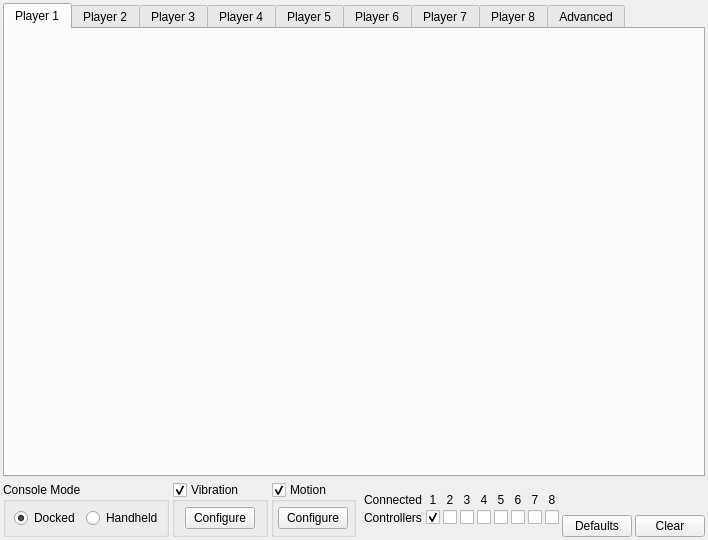
Old version of the form src/citron/configuration/configure_input.ui in the repository citron-neo/emulator.
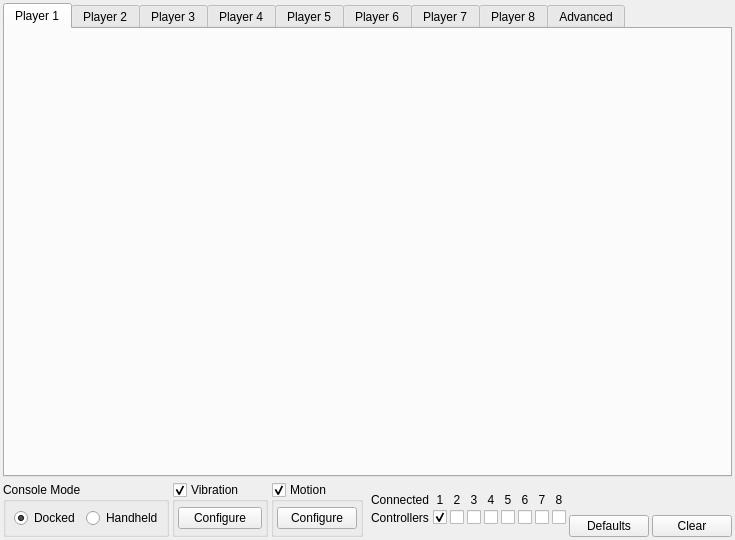
New version of the form.

Commit message: fix(ui): Remove UI logic for styling

```diff
--- a/src/citron/configuration/configure_input.ui
+++ b/src/citron/configuration/configure_input.ui
@@ -196,21 +196,6 @@
          </property>
          <item>
           <widget class="QPushButton" name="vibrationButton">
-           <property name="minimumSize">
-            <size>
-             <width>68</width>
-             <height>0</height>
-            </size>
-           </property>
-           <property name="maximumSize">
-            <size>
-             <width>68</width>
-             <height>16777215</height>
-            </size>
-           </property>
-           <property name="styleSheet">
-            <string notr="true">min-width: 68px;</string>
-           </property>
            <property name="text">
             <string>Configure</string>
            </property>
@@ -242,21 +227,6 @@
          </property>
          <item>
           <widget class="QPushButton" name="motionButton">
-           <property name="minimumSize">
-            <size>
-             <width>68</width>
-             <height>0</height>
-            </size>
-           </property>
-           <property name="maximumSize">
-            <size>
-             <width>68</width>
-             <height>16777215</height>
-            </size>
-           </property>
-           <property name="styleSheet">
-            <string notr="true">min-width: 68px;</string>
-           </property>
            <property name="text">
             <string>Configure</string>
            </property>
@@ -460,36 +430,6 @@
           <verstretch>0</verstretch>
          </sizepolicy>
         </property>
-        <property name="minimumSize">
-         <size>
-          <width>68</width>
-          <height>0</height>
-         </size>
-        </property>
-        <property name="maximumSize">
-         <size>
-          <width>68</width>
-          <height>16777215</height>
-         </size>
-        </property>
-        <property name="sizeIncrement">
-         <size>
-          <width>0</width>
-          <height>0</height>
-         </size>
-        </property>
-        <property name="baseSize">
-         <size>
-          <width>0</width>
-          <height>0</height>
-         </size>
-        </property>
-        <property name="layoutDirection">
-         <enum>Qt::LeftToRight</enum>
-        </property>
-        <property name="styleSheet">
-         <string notr="true">min-width: 68px;</string>
-        </property>
         <property name="text">
          <string>Defaults</string>
         </property>
@@ -503,36 +443,6 @@
           <verstretch>0</verstretch>
          </sizepolicy>
         </property>
-        <property name="minimumSize">
-         <size>
-          <width>68</width>
-          <height>0</height>
-         </size>
-        </property>
-        <property name="maximumSize">
-         <size>
-          <width>68</width>
-          <height>16777215</height>
-         </size>
-        </property>
-        <property name="sizeIncrement">
-         <size>
-          <width>0</width>
-          <height>0</height>
-         </size>
-        </property>
-        <property name="baseSize">
-         <size>
-          <width>0</width>
-          <height>0</height>
-         </size>
-        </property>
-        <property name="layoutDirection">
-         <enum>Qt::LeftToRight</enum>
-        </property>
-        <property name="styleSheet">
-         <string notr="true">min-width: 68px;</string>
-        </property>
         <property name="text">
          <string>Clear</string>
         </property>
```
